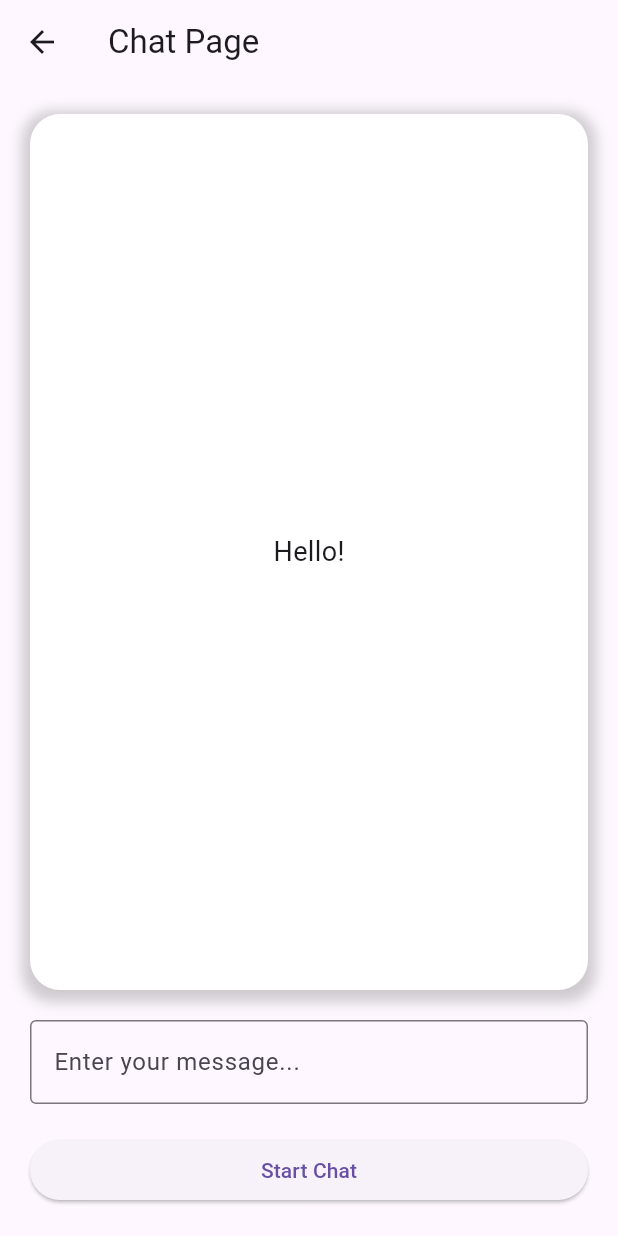
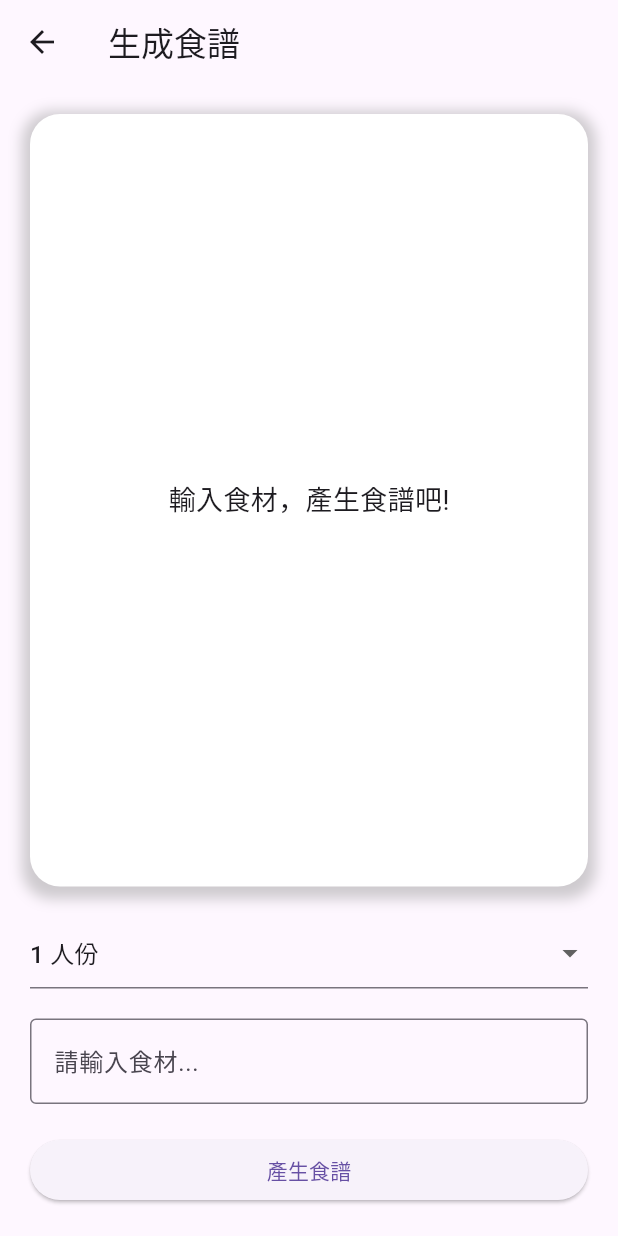
Before and after one commit to AaliyahWu/RecipeGPT, a Flutter app: the ChatPage screen opened directly, on a phone screen of 412 x 824 dp. Run offline on Flutter 3.47's test engine with Material 3 defaults, Android fonts, the phone set to English and light mode, and no system bars; our stand-ins replace curved_navigation_bar; missing offline and left inert: mysql1.

Commit message:
修改-食譜生成頁面
可選幾人份、顯示食材有哪些、食譜製作步驟(格式固定)

```diff
--- a/lib/homepage.dart
+++ b/lib/homepage.dart
@@ -50,7 +50,7 @@ class _BottomNavBarState extends State<HomePage> {
               mainAxisAlignment: MainAxisAlignment.center,
               children: <Widget>[
                 ElevatedButton(
-                  child: Text('openai'),
+                  child: Text('生成食譜'),
                   onPressed: () {
                     Navigator.push(
                       context,
--- a/lib/main.dart
+++ b/lib/main.dart
@@ -1,7 +1,7 @@
 import 'package:flutter/material.dart';
 import 'package:curved_navigation_bar/curved_navigation_bar.dart';
 import 'package:recipe_gpt/homepage.dart';
-import 'screen/openai_entry_screen.dart';
+// import 'screen/openai_entry_screen.dart';
 import 'package:recipe_gpt/login.dart';
 
 void main() {
@@ -16,7 +16,7 @@ class MyApp extends StatelessWidget {
       // title: 'Flutter Demo',
       initialRoute: '/',
       routes: {
-        '/openai': (context) => const OpenAIEntryScreen(), //新增連到食譜產生畫面的路徑
+        // '/openai': (context) => const OpenAIEntryScreen(), //新增連到食譜產生畫面的路徑
       },
       debugShowCheckedModeBanner: false, //右上角紅色東東去掉
       home: Login(),
--- a/lib/services/openai/chat_request.dart
+++ b/lib/services/openai/chat_request.dart
@@ -70,12 +70,14 @@ class ChatRequest {
 class Message {
   final String? role;
   final String? content;
+  final int? people;
 
-  Message({this.role, this.content});
+  Message({this.role, this.content, this.people});
 
   factory Message.fromJson(Map<String, dynamic> json) {
     return Message(
       role: json['role'],
+      people: json['people'],
       content: json['content'],
     );
   }
--- a/lib/services/openai/chat_screen.dart
+++ b/lib/services/openai/chat_screen.dart
@@ -9,12 +9,13 @@ class ChatPage extends StatefulWidget {
 class _ChatPageState extends State<ChatPage> {
   String _chatResponse = '';
   TextEditingController _textEditingController = TextEditingController();
+  int _selectedPeople = 1; // 選擇的人數，預設為1
 
   @override
   Widget build(BuildContext context) {
     return Scaffold(
       appBar: AppBar(
-        title: Text('Chat Page'),
+        title: Text('生成食譜'),
       ),
       body: Padding(
         padding: EdgeInsets.all(20.0),
@@ -40,7 +41,7 @@ class _ChatPageState extends State<ChatPage> {
                   ),
                   child: Center(
                     child: Text(
-                      _chatResponse.isNotEmpty ? _chatResponse : 'Hello!',
+                      _chatResponse.isNotEmpty ? _chatResponse : '輸入食材，產生食譜吧!',
                       style: TextStyle(fontSize: 18.0),
                     ),
                   ),
@@ -48,10 +49,25 @@ class _ChatPageState extends State<ChatPage> {
               ),
             ),
             SizedBox(height: 20.0),
+            DropdownButtonFormField<int>(
+              value: _selectedPeople,
+              onChanged: (value) {
+                setState(() {
+                  _selectedPeople = value!;
+                });
+              },
+              items: List.generate(10, (index) {
+                return DropdownMenuItem<int>(
+                  value: index + 1,
+                  child: Text('${index + 1} 人份'),
+                );
+              }),
+            ),
+            SizedBox(height: 20.0),
             TextField(
               controller: _textEditingController,
               decoration: InputDecoration(
-                hintText: 'Enter your message...',
+                hintText: '請輸入食材...',
                 border: OutlineInputBorder(),
               ),
             ),
@@ -60,7 +76,7 @@ class _ChatPageState extends State<ChatPage> {
               onPressed: () {
                 _startChat(_textEditingController.text);
               },
-              child: Text('Start Chat'),
+              child: Text('產生食譜'),
             ),
           ],
         ),
@@ -69,7 +85,9 @@ class _ChatPageState extends State<ChatPage> {
   }
 
   void _startChat(String prompt) async {
-    String? response = await ChatService().request(prompt);
+    // String? response = await ChatService().request(prompt); //原本只有食材內容
+    String? response = await ChatService().request(prompt,
+        _selectedPeople); //在 _startChat 方法中，將 _selectedPeople 傳遞給 ChatService 的 request 方法
     setState(() {
       _chatResponse = response ?? 'No response';
     });
--- a/lib/services/openai/chat_service.dart
+++ b/lib/services/openai/chat_service.dart
@@ -13,12 +13,24 @@ class ChatService {
     'Authorization': 'Bearer ${ApiKey.openAIApiKey}',
   };
 
-  Future<String?> request(String prompt) async {
+  Future<String?> request(String prompt, int people) async {
+    String strPeople = people.toString();
+
     try {
       ChatRequest request = ChatRequest(
           model: "gpt-3.5-turbo",
-          maxTokens: 150,
-          messages: [Message(role: "system", content: prompt)]);
+          // maxTokens: 150,
+          messages: [
+            Message(
+              role: "system",
+              // people: people,
+              content: "先顯示食譜名稱。" +
+                  strPeople +
+                  "人份。偏好增肌。請僅用下列食材，編號條列產生製作過程(含調味料的份量)。" +
+                  prompt,
+            )
+          ]);
+
       if (prompt.isEmpty) {
         return null;
       }
```
Also changed, not shown: lib/screen/openai_entry_screen.dart (deleted, +0 -60 lines).
